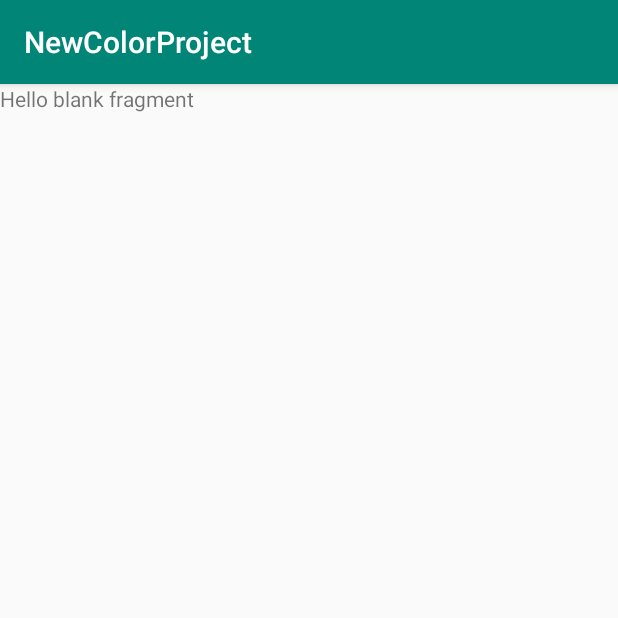
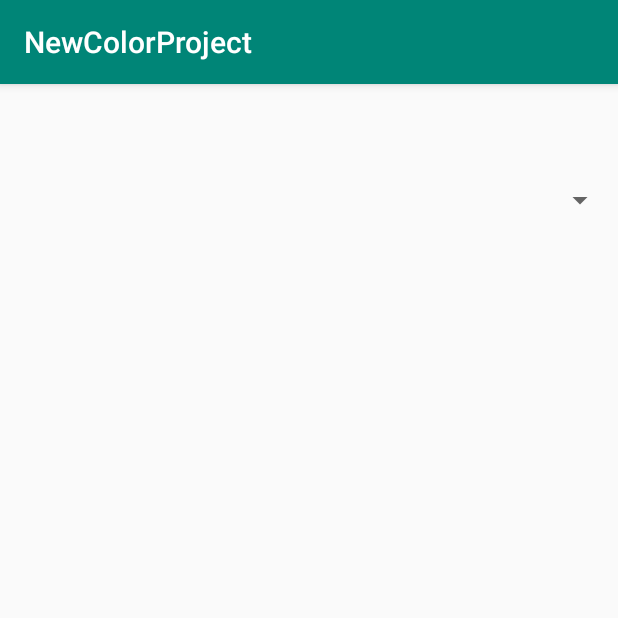
Before and after one commit to ShakeelAlibhai/CIS3515_Project4, an Android app: the fragment PaletteFragment shown on its own in the app's theme, on a phone screen of 412 x 824 dp, the top half of it. Run offline under Robolectric (Android 15) with nearby library versions, the phone set to English and light mode, and no system bars.

Commit message:
Update layouts

```diff
--- a/app/src/main/java/edu/temple/newcolorproject/PaletteFragment.java
+++ b/app/src/main/java/edu/temple/newcolorproject/PaletteFragment.java
@@ -25,6 +25,7 @@ public class PaletteFragment extends Fragment {
     public View onCreateView(LayoutInflater inflater, ViewGroup container,
                              Bundle savedInstanceState) {
         // Inflate the layout for this fragment
+
         return inflater.inflate(R.layout.fragment_palette, container, false);
     }
 
--- a/app/src/main/res/layout/fragment_palette.xml
+++ b/app/src/main/res/layout/fragment_palette.xml
@@ -1,14 +1,19 @@
 <?xml version="1.0" encoding="utf-8"?>
-<FrameLayout xmlns:android="http://schemas.android.com/apk/res/android"
+<androidx.constraintlayout.widget.ConstraintLayout xmlns:android="http://schemas.android.com/apk/res/android"
+    xmlns:app="http://schemas.android.com/apk/res-auto"
     xmlns:tools="http://schemas.android.com/tools"
+    android:id="@+id/layout"
     android:layout_width="match_parent"
     android:layout_height="match_parent"
-    tools:context=".PaletteFragment">
+    tools:context=".PaletteActivity">
 
-    <!-- TODO: Update blank fragment layout -->
-    <TextView
-        android:layout_width="match_parent"
-        android:layout_height="match_parent"
-        android:text="@string/hello_blank_fragment" />
+    <Spinner
+        android:id="@+id/spinner"
+        android:layout_width="409dp"
+        android:layout_height="wrap_content"
+        android:layout_marginStart="1dp"
+        android:layout_marginTop="65dp"
+        app:layout_constraintStart_toStartOf="parent"
+        app:layout_constraintTop_toTopOf="parent" />
 
-</FrameLayout>
+</androidx.constraintlayout.widget.ConstraintLayout>
```
Also changed, not shown: app/src/main/java/edu/temple/newcolorproject/PaletteActivity.java (+41 -32 lines), app/src/main/res/layout/activity_palette.xml (+8 -6 lines).
